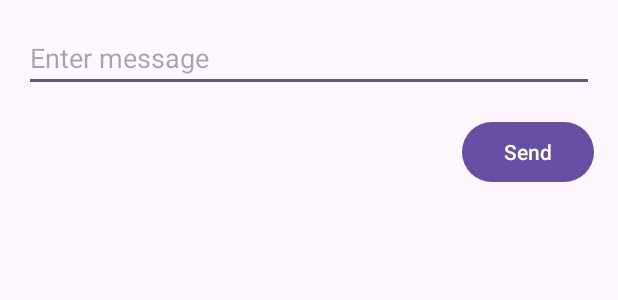
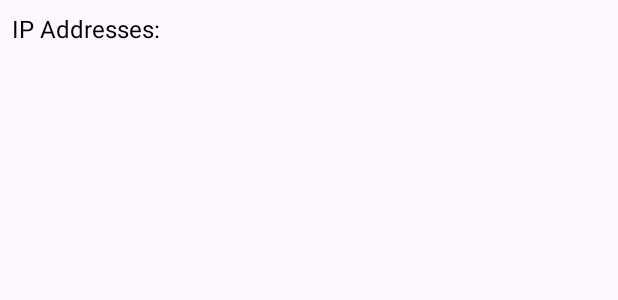
Before and after one commit to Deznyz/Serverless-Distributed-Communication-Network, an Android app: the layout activity_main.xml on its own in the app's theme, with its tools: preview values and no code run, on a phone screen of 412 x 824 dp. Shown: the top 300 px of the screen. Run offline under Robolectric (Android 15) with nearby library versions, the phone set to English and light mode, and no system bars.

Commit message:
responsive ui at node join (you can see when another node joins the network)

```diff
--- /dev/null
+++ b/app/src/main/java/com/example/serverlessdistributedcommunicationnetwork/NodeJoinListener.java
@@ -0,0 +1,6 @@
+package com.example.serverlessdistributedcommunicationnetwork;
+
+public interface NodeJoinListener {
+    void onNodeJoin();
+
+}
--- a/app/src/main/res/layout/activity_main.xml
+++ b/app/src/main/res/layout/activity_main.xml
@@ -25,28 +25,13 @@
     android:layout_height="match_parent"
     tools:context=".MainActivity">
 
-    <EditText
-        android:id="@+id/messageEditText"
-        android:layout_width="match_parent"
-        android:layout_height="wrap_content"
-        android:hint="Enter message"
-        android:layout_alignParentTop="true"
-        android:layout_margin="16dp"/>
-
-    <Button
-        android:id="@+id/sendMessageButton"
+    <TextView
+        android:id="@+id/ipAddressesTextView"
         android:layout_width="wrap_content"
         android:layout_height="wrap_content"
-        android:text="Send"
-        android:layout_below="@id/messageEditText"
-        android:layout_alignParentEnd="true"
-        android:layout_marginEnd="16dp"/>
-
-    <TextView
-        android:id="@+id/receivedMessageTextView"
-        android:layout_width="match_parent"
-        android:layout_height="wrap_content"
-        android:layout_below="@id/sendMessageButton"
-        android:layout_margin="16dp"/>
+        android:text="IP Addresses:"
+        android:textSize="16sp"
+        android:textColor="@android:color/black"
+        android:padding="8dp"/>
 
 </RelativeLayout>
```
Also changed, not shown: app/src/main/java/com/example/serverlessdistributedcommunicationnetwork/ChordNode.java (+45 -8 lines), app/src/main/java/com/example/serverlessdistributedcommunicationnetwork/MainActivity.java (+38 -7 lines).
